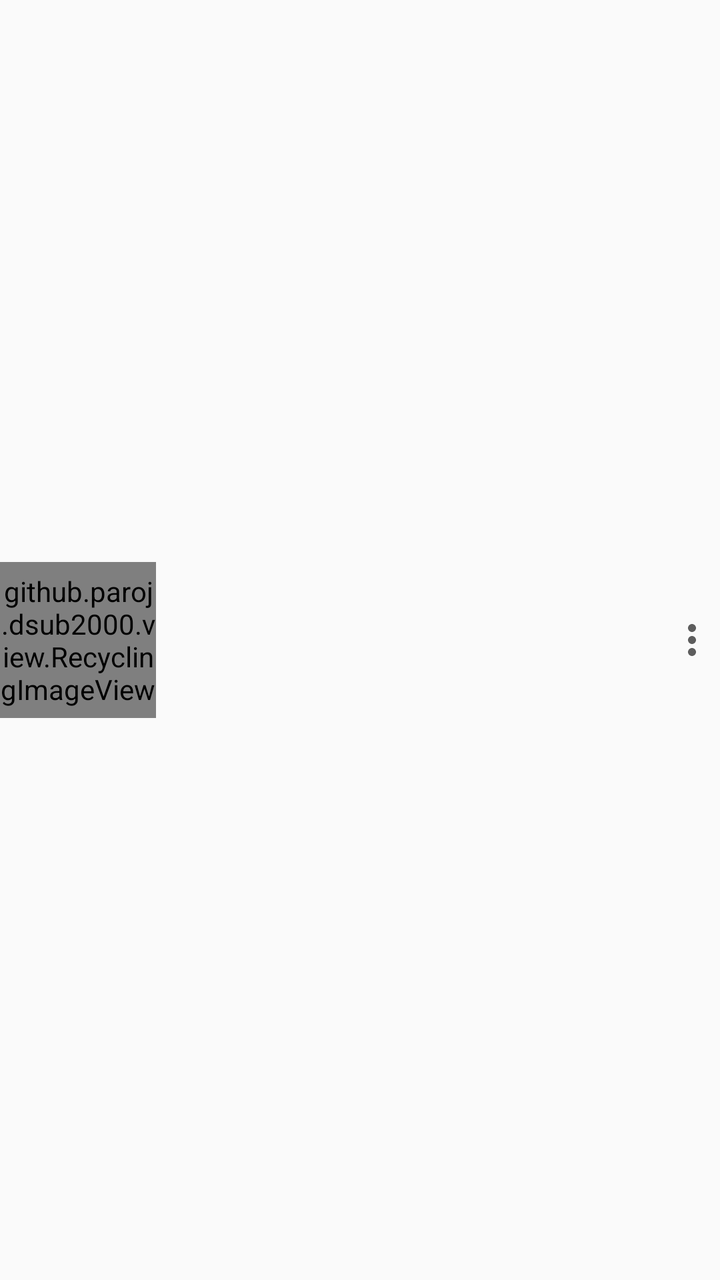
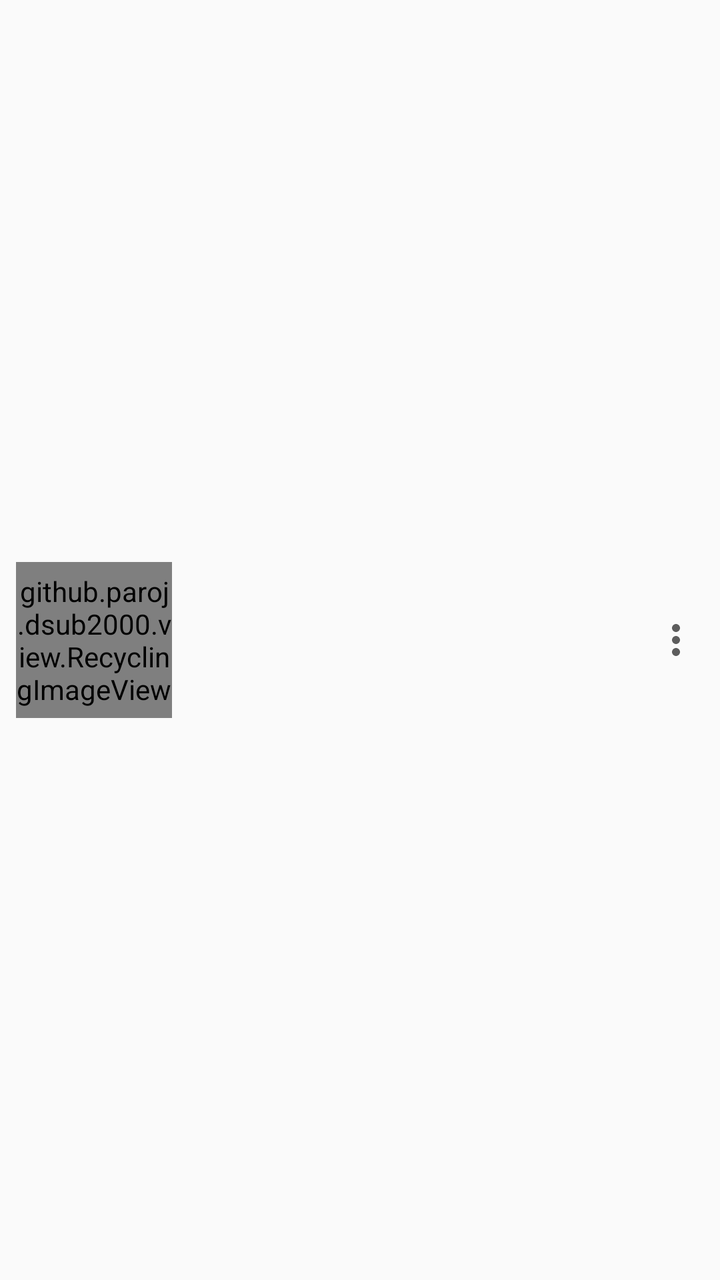

The first picture is an Android layout as it rendered before a commit; the second is the same layout after the commit. The layout source and the unified diff follow.
<!-- AndroidManifest.xml: application theme Theme.DSub2000.Light -->
<!-- res/layout/user_list_item.xml -->
<?xml version="1.0" encoding="utf-8"?>
<LinearLayout xmlns:android="http://schemas.android.com/apk/res/android"
			  android:orientation="horizontal"
			  android:layout_width="fill_parent"
			  android:layout_height="wrap_content"
			  android:background="?attr/selectableItemBackground">

	<github.paroj.dsub2000.view.RecyclingImageView
		android:id="@+id/item_avatar"
		android:src="@drawable/ic_social_person"
		android:layout_width="@dimen/AlbumArt.Small"
		android:layout_height="@dimen/AlbumArt.Small"
		android:layout_gravity="left|center_vertical"/>

	<TextView
		android:id="@+id/item_name"
		android:layout_width="0dip"
		android:layout_height="match_parent"
		android:layout_weight="1"
		android:textAppearance="?android:attr/textAppearanceMedium"
		android:gravity="left|center_vertical"
		android:paddingLeft="12dip"
		android:paddingRight="6dip"
		android:minHeight="50dip"
		android:singleLine="true"
		android:ellipsize="end"
		android:background="@android:color/transparent"
		android:textColor="?android:textColorPrimary"/>

	<ImageButton
		android:id="@+id/item_star"
		android:layout_width="@dimen/Star.Small"
		android:layout_height="@dimen/Star.Small"
		android:scaleType="fitCenter"
		android:layout_gravity="right|center_vertical"
		android:background="@android:color/transparent"
		android:focusable="false"
		android:visibility="gone"/>

	<ImageView
		android:id="@+id/item_more"
		android:src="?attr/download_none"
		android:layout_width="wrap_content"
		android:layout_height="fill_parent"
		android:layout_gravity="right|center_vertical"
		style="@style/MoreButton"/>
</LinearLayout>
<!-- resources referenced by this layout -->
<resources>
  <style name="Theme.DSub2000.Light.Base" parent="@style/Theme.AppCompat.Light.DarkActionBar">
  		<item name="element_color">@color/lightElement</item>
  		<item name="actionbar_element_color">@color/darkElement</item>
  		<item name="offline_icon">@drawable/main_offline</item>
  		<item name="media_button_backward">@drawable/media_backward</item>
  		<item name="media_button_forward">@drawable/media_forward</item>
  		<item name="media_button_rewind">@drawable/media_rewind</item>
  		<item name="media_button_fastforward">@drawable/media_fastforward</item>
  		<item name="media_button_pause">@drawable/media_pause</item>
  		<item name="media_button_repeat_off">@drawable/media_repeat_off</item>
  		<item name="media_button_repeat_single">@drawable/media_repeat_single</item>
  		<item name="media_button_repeat_all">@drawable/media_repeat_all</item>
  		<item name="media_button_start">@drawable/media_start</item>
  		<item name="media_button_stop">@drawable/media_stop</item>
  		<item name="actionbar_backward">@drawable/actionbar_media_backward</item>
  		<item name="actionbar_forward">@drawable/actionbar_media_forward</item>
  		<item name="actionbar_pause">@drawable/actionbar_media_pause</item>
  		<item name="actionbar_start">@drawable/actionbar_media_start</item>
  		<item name="actionbar_stop">@drawable/actionbar_media_stop</item>
  		<item name="actionbar_rewind">@drawable/actionbar_media_rewind</item>
  		<item name="actionbar_fastforward">@drawable/actionbar_media_fastforward</item>
  		<item name="chat_send">@drawable/ic_menu_chat_send</item>
  		<item name="add">@drawable/ic_action_add</item>
  		<item name="download_none">@drawable/download_none</item>
  		<item name="shuffle">@drawable/actionbar_shuffle</item>
  		<item name="shuffle_button">@drawable/ic_menu_shuffle</item>
  		<item name="refresh">@drawable/actionbar_refresh</item>
  		<item name="search">@drawable/actionbar_search</item>
  		<item name="remove">@drawable/ic_menu_remove</item>
  		<item name="save">@drawable/actionbar_save</item>
  		<item name="volume">@drawable/ic_action_volume</item>
  		<item name="toggle_list">@drawable/action_toggle_list</item>
  		<item name="select_server">@drawable/main_select_server</item>
  		<item name="select_tabs">@drawable/main_select_tabs</item>
  		<item name="playing">@drawable/playing</item>
  		<item name="downloading">@drawable/downloading</item>
  		<item name="bookmark">@drawable/ic_action_bookmark</item>
  		<item name="share">@drawable/ic_menu_share</item>
  		<item name="add_person">@drawable/ic_menu_add_person</item>
  		<item name="rating_bad">@drawable/ic_action_rating_bad</item>
  		<item name="rating_good">@drawable/ic_action_rating_good</item>
  		<item name="rating_combined">@drawable/ic_action_rating_combined</item>
  		<item name="radio">@drawable/actionbar_radio</item>
  		<item name="star">@drawable/ic_toggle_star</item>
  		<item name="download">@drawable/actionbar_download</item>
  		<item name="playback_speed">@drawable/ic_action_playback_speed</item>
  		<item name="drawerHome">@drawable/main_offline</item>
  		<item name="drawerLibrary">@drawable/ic_menu_library</item>
  		<item name="drawerPlaylists">@drawable/ic_menu_playlist</item>
  		<item name="drawerPodcasts">@drawable/ic_menu_podcast</item>
  		<item name="drawerBookmarks">@drawable/ic_menu_bookmark</item>
  		<item name="drawerInternetRadioStations">@drawable/ic_menu_radio</item>
  		<item name="drawerShares">@drawable/ic_menu_share</item>
  		<item name="drawerChat">@drawable/ic_menu_chat</item>
  		<item name="drawerAdmin">@drawable/ic_menu_admin</item>
  		<item name="drawerDownloading">@drawable/ic_menu_download</item>
  		<item name="drawerSettings">@drawable/ic_menu_settings</item>
  		<item name="drawerArrowStyle">@style/DSub2000.DrawerArrow</item>
  		<item name="colorPrimary">@color/lightPrimary</item>
  		<item name="colorPrimaryDark">@color/lightPrimaryDark</item>
  		<item name="colorAccent">@color/lightAccent</item>
  		<item name="actionbarBackgroundColor">@color/lightPrimary</item>
  		<item name="actionbarTitleStyle">@style/TextAppearance.AppCompat.Widget.ActionBar.Title.Inverse</item>
  		<item name="actionbarSubtitleStyle">@style/TextAppearance.AppCompat.Widget.ActionBar.Subtitle.Inverse</item>
  		<item name="actionbarPopupStyle">@style/ThemeOverlay.AppCompat.Light</item>
  		<item name="actionbarThemeStyle">@style/ThemeOverlay.AppCompat.Dark.ActionBar</item>
  		<item name="android:spinnerItemStyle">@style/DarkSpinnerItem</item>
  		<item name="drawerTitleStyle">@style/TextAppearance.AppCompat.Widget.ActionBar.Title.Inverse</item>
  		<item name="drawerSubtitleStyle">@style/TextAppearance.AppCompat.Widget.ActionBar.Subtitle.Inverse</item>
  		<item name="windowActionModeOverlay">true</item>
  		<item name="actionModeBackground">?attr/colorPrimary</item>
  		<item name="card_background">@android:color/white</item>
  		<item name="cardBackgroundDrawable">@drawable/card_rounded_corners</item>
  		<item name="drawerHeaderBackground">@drawable/drawer_header_light</item>
  	</style>
  <!-- unchanged entries left out for length: 68 -->
</resources>

<!-- the commit's change to res/layout/user_list_item.xml (unified diff, before → after) -->
@@ -3,7 +3,9 @@
 			  android:orientation="horizontal"
 			  android:layout_width="fill_parent"
 			  android:layout_height="wrap_content"
-			  android:background="?attr/selectableItemBackground">
+			  android:background="?attr/selectableItemBackground"
+			  android:paddingLeft="@dimen/ListPadding.Artwork"
+			  android:paddingRight="@dimen/ListPadding.Artwork">
 
 	<github.paroj.dsub2000.view.RecyclingImageView
 		android:id="@+id/item_avatar"
@@ -18,6 +20,7 @@
 		android:layout_height="match_parent"
 		android:layout_weight="1"
 		android:textAppearance="?android:attr/textAppearanceMedium"
+		android:textSize="@dimen/ListText.Primary"
 		android:gravity="left|center_vertical"
 		android:paddingLeft="12dip"
 		android:paddingRight="6dip"
<!-- resource entries referenced after the edit -->
@@ -1,6 +1,12 @@
 <!-- resources referenced by this layout -->
 <resources>
+  <dimen name="ListPadding.Artwork">8dp</dimen>
+  <dimen name="ListText.Primary">16sp</dimen>
   <style name="Theme.DSub2000.Light.Base" parent="@style/Theme.AppCompat.Light.DarkActionBar">
+  		<item name="android:textAppearanceListItem">@style/ListPreferenceText</item>
+  		<item name="android:textAppearanceListItemSecondary">@style/ListPreferenceText.Secondary</item>
+  		<item name="android:listPreferredItemPaddingStart">@dimen/ListPadding.Horizontal</item>
+  		<item name="android:listPreferredItemPaddingEnd">@dimen/ListPadding.Horizontal</item>
   		<item name="element_color">@color/lightElement</item>
   		<item name="actionbar_element_color">@color/darkElement</item>
   		<item name="offline_icon">@drawable/main_offline</item>
@@ -75,6 +81,14 @@
   		<item name="cardBackgroundDrawable">@drawable/card_rounded_corners</item>
   		<item name="drawerHeaderBackground">@drawable/drawer_header_light</item>
   	</style>
+  <style name="ListPreferenceText" parent="@android:style/TextAppearance.Material.Subhead">
+  		<item name="android:textSize">15sp</item>
+  	</style>
+  <style name="ListPreferenceText.Secondary" parent="@android:style/TextAppearance.Material.Body1">
+  		<item name="android:textSize">@dimen/ListText.Secondary</item>
+  	</style>
+  <dimen name="ListPadding.Horizontal">20dp</dimen>
+  <dimen name="ListText.Secondary">13sp</dimen>
   <!-- unchanged entries left out for length: 68 -->
 </resources>
 
